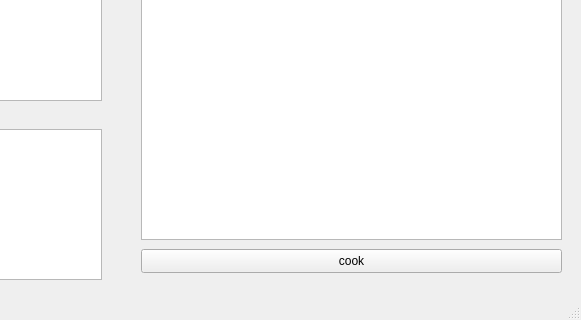
Old version of the form The-Fridge/mainwindow.ui in the repository AbeArtus/SWE-Project-1; both pictures show x 219 to 800 and y 280 to 600 of the 800 by 600 pixel window.
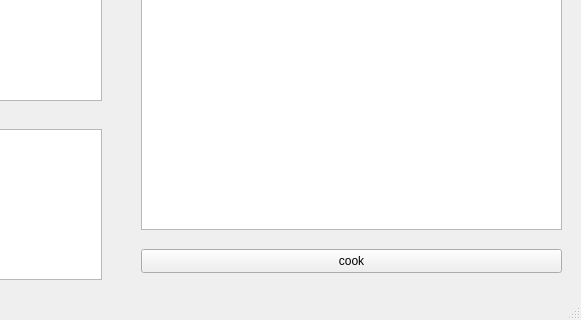
New version of the form.

Commit message: Recipe View Working

```diff
--- a/The-Fridge/mainwindow.ui
+++ b/The-Fridge/mainwindow.ui
@@ -14,16 +14,6 @@
    <string>MainWindow</string>
   </property>
   <widget class="QWidget" name="centralwidget">
-   <widget class="QListView" name="listView">
-    <property name="geometry">
-     <rect>
-      <x>360</x>
-      <y>60</y>
-      <width>421</width>
-      <height>441</height>
-     </rect>
-    </property>
-   </widget>
    <widget class="QLabel" name="label">
     <property name="geometry">
      <rect>
@@ -176,6 +166,16 @@
      </rect>
     </property>
    </widget>
+   <widget class="QTextBrowser" name="recipeView">
+    <property name="geometry">
+     <rect>
+      <x>360</x>
+      <y>60</y>
+      <width>421</width>
+      <height>431</height>
+     </rect>
+    </property>
+   </widget>
   </widget>
   <widget class="QMenuBar" name="menubar">
    <property name="geometry">
```
The commit also changes 2 other files.
